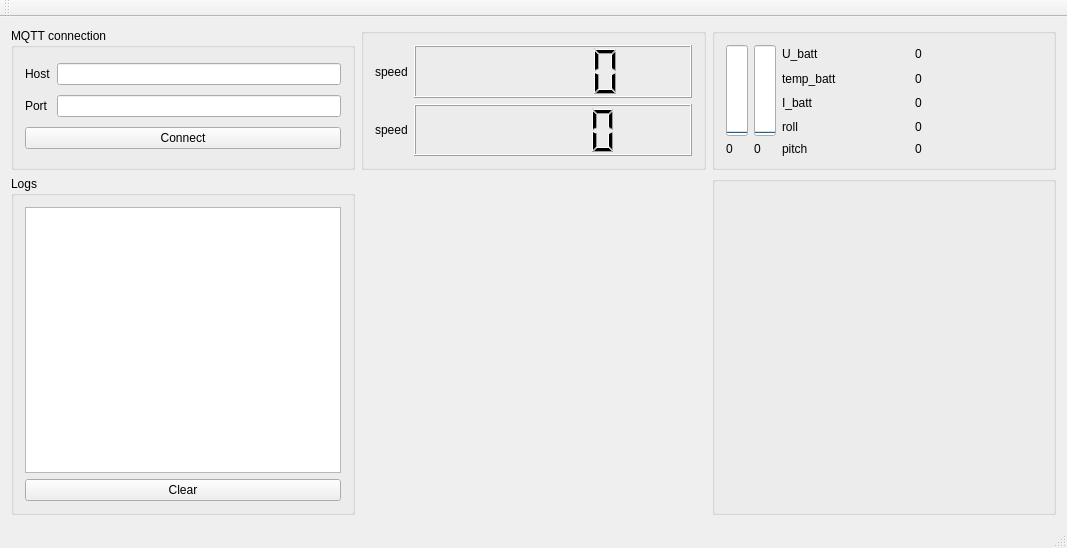
KacperChmielewski/pwrsbt-groundStation, file mainwindow.ui: the form before one commit.
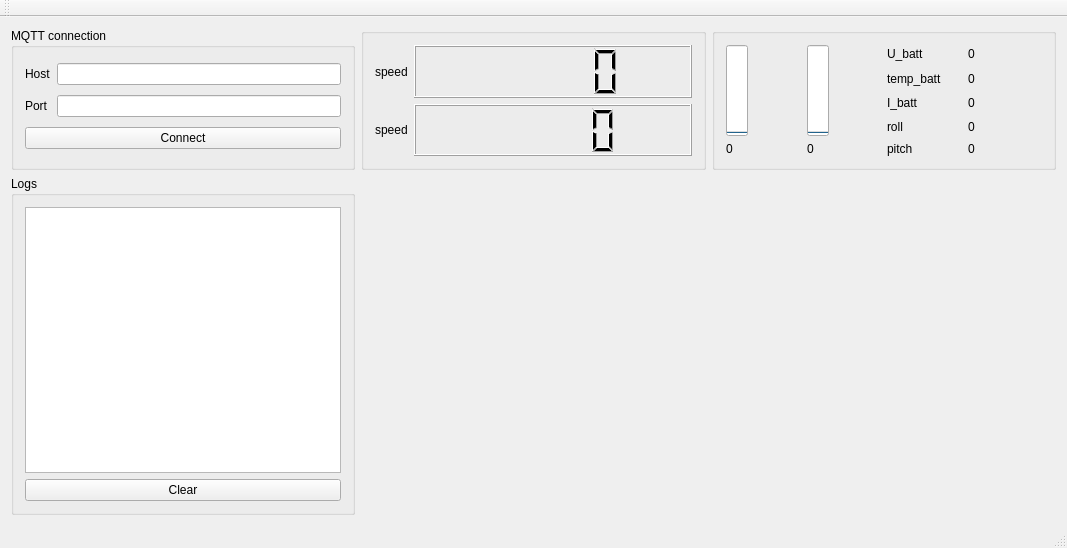
The form after the commit.

Commit message: Graph and horizon on interface

What changed in the file:
```diff
--- a/mainwindow.ui
+++ b/mainwindow.ui
@@ -155,6 +155,12 @@
        </item>
        <item row="6" column="2">
         <widget class="QLabel" name="label_13">
+         <property name="sizePolicy">
+          <sizepolicy hsizetype="MinimumExpanding" vsizetype="Preferred">
+           <horstretch>0</horstretch>
+           <verstretch>0</verstretch>
+          </sizepolicy>
+         </property>
          <property name="text">
           <string>pitch</string>
          </property>
@@ -162,6 +168,12 @@
        </item>
        <item row="6" column="3">
         <widget class="QLabel" name="qPitch">
+         <property name="sizePolicy">
+          <sizepolicy hsizetype="MinimumExpanding" vsizetype="Preferred">
+           <horstretch>0</horstretch>
+           <verstretch>0</verstretch>
+          </sizepolicy>
+         </property>
          <property name="text">
           <string>0</string>
          </property>
@@ -169,6 +181,12 @@
        </item>
        <item row="6" column="1">
         <widget class="QLabel" name="qTextHeightBack">
+         <property name="sizePolicy">
+          <sizepolicy hsizetype="MinimumExpanding" vsizetype="Preferred">
+           <horstretch>0</horstretch>
+           <verstretch>0</verstretch>
+          </sizepolicy>
+         </property>
          <property name="text">
           <string>0</string>
          </property>
@@ -204,6 +222,12 @@
        </item>
        <item row="6" column="0">
         <widget class="QLabel" name="qTextHeightFront">
+         <property name="sizePolicy">
+          <sizepolicy hsizetype="MinimumExpanding" vsizetype="Preferred">
+           <horstretch>0</horstretch>
+           <verstretch>0</verstretch>
+          </sizepolicy>
+         </property>
          <property name="text">
           <string>0</string>
          </property>
@@ -251,21 +275,10 @@
      </widget>
     </item>
     <item row="1" column="1">
-     <widget class="QWidget" name="qMojWykres" native="true"/>
+     <widget class="QWidget" name="qMojHoryzont" native="true"/>
     </item>
     <item row="1" column="2">
-     <widget class="QGroupBox" name="groupBox_4">
-      <property name="sizePolicy">
-       <sizepolicy hsizetype="MinimumExpanding" vsizetype="MinimumExpanding">
-        <horstretch>0</horstretch>
-        <verstretch>0</verstretch>
-       </sizepolicy>
-      </property>
-      <property name="title">
-       <string/>
-      </property>
-      <layout class="QGridLayout" name="gridLayout_5"/>
-     </widget>
+     <widget class="QWidget" name="qMojWykres" native="true"/>
     </item>
    </layout>
   </widget>
```
The commit also changes 1 other file.
